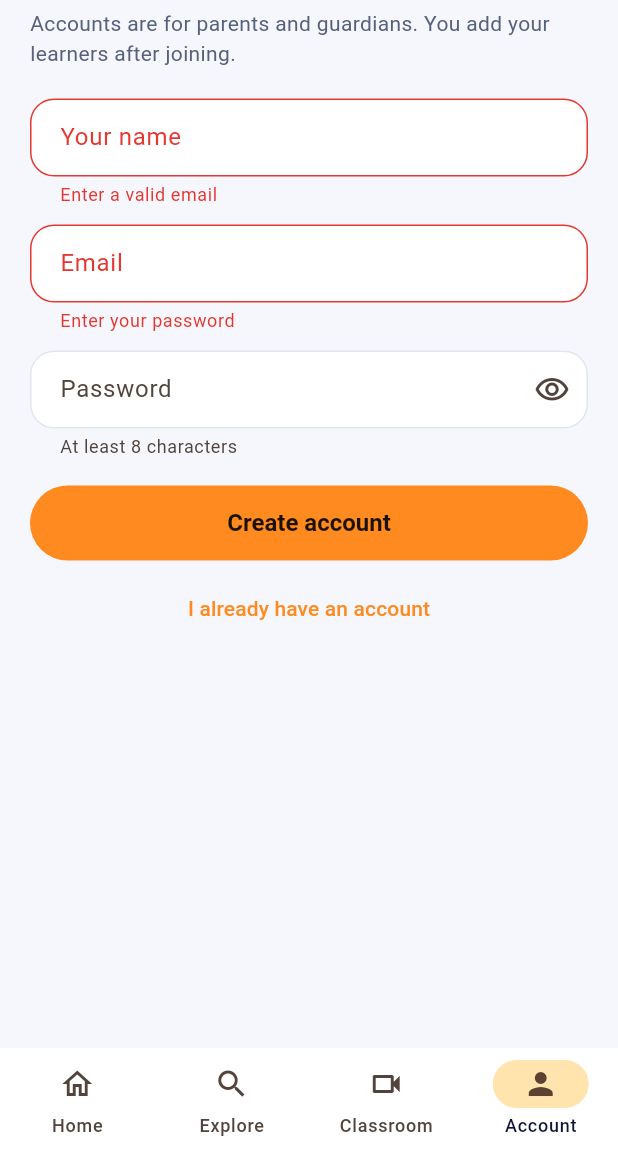
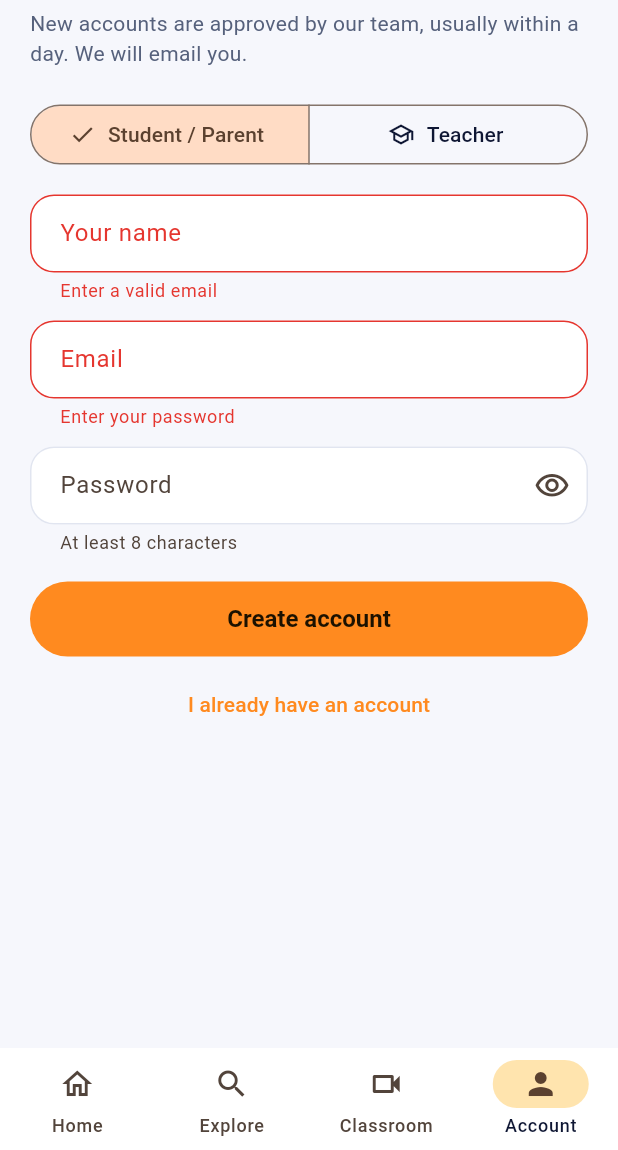
Before and after one commit to riachatrahat-sketch/afterbell-app, a Flutter app: the screen it shows after launch, item 4 of the bottom bar chosen, after a tap on "Log in", after a tap on "New here? Join for free", on a phone screen of 412 x 824 dp, the part 86-1236 px from its top. Run offline on Flutter 3.47's test engine with Material 3 defaults, Android fonts, the phone set to English and light mode, and no system bars; our stand-ins replace shared_preferences; network calls fail.

Commit message:
Add admin approval, teacher sign-up, notices and support chat
Co-Authored-By: Claude Sonnet 5.5 <noreply@anthropic.com>
Claude-Session: https://claude.ai/code/session_0148La3K8ka6z3CPaQsj9Pmd

```diff
--- a/afterbell_app/lib/main.dart
+++ b/afterbell_app/lib/main.dart
@@ -75,11 +75,11 @@ class Shell extends StatelessWidget {
       bottomNavigationBar: NavigationBar(
         selectedIndex: app.tab,
         onDestinationSelected: app.goTab,
-        destinations: const <NavigationDestination>[
-          NavigationDestination(icon: Icon(Icons.home_outlined), selectedIcon: Icon(Icons.home), label: 'Home'),
-          NavigationDestination(icon: Icon(Icons.search), label: 'Explore'),
-          NavigationDestination(icon: Icon(Icons.videocam_outlined), selectedIcon: Icon(Icons.videocam), label: 'Classroom'),
-          NavigationDestination(icon: Icon(Icons.person_outline), selectedIcon: Icon(Icons.person), label: 'Account'),
+        destinations: <NavigationDestination>[
+          const NavigationDestination(icon: Icon(Icons.home_outlined), selectedIcon: Icon(Icons.home), label: 'Home'),
+          const NavigationDestination(icon: Icon(Icons.search), label: 'Explore'),
+          const NavigationDestination(icon: Icon(Icons.videocam_outlined), selectedIcon: Icon(Icons.videocam), label: 'Classroom'),
+          NavigationDestination(icon: Badge(isLabelVisible: app.unreadNotices + app.unreadSupport > 0, child: const Icon(Icons.person_outline)), selectedIcon: const Icon(Icons.person), label: 'Account'),
         ],
       ),
     );
--- a/afterbell_app/lib/screens/account.dart
+++ b/afterbell_app/lib/screens/account.dart
@@ -4,6 +4,8 @@ import '../api.dart';
 import '../state.dart';
 import '../theme.dart';
 import '../widgets.dart';
+import 'notices.dart';
+import 'support.dart';
 import 'teaching.dart';
 
 class AccountScreen extends StatelessWidget {
@@ -28,14 +30,20 @@ class _AuthFormState extends State<AuthForm> {
   final TextEditingController name = TextEditingController();
   final TextEditingController email = TextEditingController();
   final TextEditingController password = TextEditingController();
+  final TextEditingController subject = TextEditingController();
+  final TextEditingController about = TextEditingController();
   bool joining = false, busy = false, hide = true;
+  String type = 'student';
   String? error;
+  String? notice;
 
   @override
   void dispose() {
     name.dispose();
     email.dispose();
     password.dispose();
+    subject.dispose();
+    about.dispose();
     super.dispose();
   }
 
@@ -48,7 +56,14 @@ class _AuthFormState extends State<AuthForm> {
     final AppState app = AppScope.read(context);
     try {
       if (joining) {
-        await app.signup(name.text, email.text, password.text);
+        final String? wait = await app.signup(name.text, email.text, password.text, type: type, subject: subject.text, about: about.text);
+        if (wait != null && mounted) {
+          setState(() {
+            notice = wait;
+            joining = false;
+            password.clear();
+          });
+        }
       } else {
         await app.login(email.text, password.text);
       }
@@ -63,10 +78,37 @@ class _AuthFormState extends State<AuthForm> {
     return ListView(
       padding: const EdgeInsets.fromLTRB(20, 28, 20, 32),
       children: <Widget>[
+        if (notice != null) ...<Widget>[
+          Panel(
+            color: const Color(0xFFE8F8F1),
+            child: Column(
+              crossAxisAlignment: CrossAxisAlignment.start,
+              children: <Widget>[
+                const Icon(Icons.hourglass_top, color: AB.teal),
+                const SizedBox(height: 8),
+                const Text('Waiting for approval', style: h2),
+                const SizedBox(height: 6),
+                Text(notice!, style: mutedText),
+              ],
+            ),
+          ),
+          const SizedBox(height: 18),
+        ],
         Text(joining ? 'Join Afterbell for free' : 'Welcome back', style: h1),
         const SizedBox(height: 6),
-        Text(joining ? 'Accounts are for parents and guardians. You add your learners after joining.' : 'Log in with the email and password of your Afterbell account.', style: mutedText),
+        Text(joining ? 'New accounts are approved by our team, usually within a day. We will email you.' : 'Log in with the email and password of your Afterbell account.', style: mutedText),
         const SizedBox(height: 20),
+        if (joining) ...<Widget>[
+          SegmentedButton<String>(
+            segments: const <ButtonSegment<String>>[
+              ButtonSegment<String>(value: 'student', label: Text('Student / Parent'), icon: Icon(Icons.family_restroom)),
+              ButtonSegment<String>(value: 'teacher', label: Text('Teacher'), icon: Icon(Icons.school_outlined)),
+            ],
+            selected: <String>{type},
+            onSelectionChanged: (Set<String> v) => setState(() => type = v.first),
+          ),
+          const SizedBox(height: 16),
+        ],
         Form(
           key: form,
           child: AutofillGroup(
@@ -91,6 +133,23 @@ class _AuthFormState extends State<AuthForm> {
                   validator: (String? v) => RegExp(r'^[^@\s]+@[^@\s]+\.[^@\s]+$').hasMatch((v ?? '').trim()) ? null : 'Enter a valid email',
                 ),
                 const SizedBox(height: 12),
+                if (joining && type == 'teacher') ...<Widget>[
+                  TextFormField(
+                    controller: subject,
+                    textCapitalization: TextCapitalization.sentences,
+                    decoration: const InputDecoration(labelText: 'What do you teach?', hintText: 'e.g. Math, Public speaking'),
+                    validator: (String? v) => (v ?? '').trim().isEmpty ? 'Tell us what you teach' : null,
+                  ),
+                  const SizedBox(height: 12),
+                  TextFormField(
+                    controller: about,
+                    maxLines: 3,
+                    maxLength: 600,
+                    textCapitalization: TextCapitalization.sentences,
+                    decoration: const InputDecoration(labelText: 'About you', hintText: 'Experience, ages you teach'),
+                  ),
+                  const SizedBox(height: 4),
+                ],
                 TextFormField(
                   controller: password,
                   obscureText: hide,
@@ -109,12 +168,13 @@ class _AuthFormState extends State<AuthForm> {
         ),
         if (error != null) ...<Widget>[const SizedBox(height: 12), Text(error!, style: const TextStyle(color: AB.red, fontWeight: FontWeight.w600))],
         const SizedBox(height: 18),
-        FilledButton(onPressed: busy ? null : submit, child: busy ? const SizedBox(width: 22, height: 22, child: CircularProgressIndicator(strokeWidth: 2.5)) : Text(joining ? 'Create account' : 'Log in')),
+        FilledButton(onPressed: busy ? null : submit, child: busy ? const SizedBox(width: 22, height: 22, child: CircularProgressIndicator(strokeWidth: 2.5)) : Text(joining ? (type == 'teacher' ? 'Send teacher request' : 'Create account') : 'Log in')),
         const SizedBox(height: 8),
         TextButton(
           onPressed: busy ? null : () => setState(() {
                 joining = !joining;
                 error = null;
+                notice = null;
               }),
           child: Text(joining ? 'I already have an account' : 'New here? Join for free'),
         ),
@@ -187,6 +247,8 @@ class _Account extends StatelessWidget {
         children: <Widget>[
           Text('Hi, ${str(u['name'], 'there')}', style: h1),
           Text(str(u['email']), style: mutedText),
+          const SizedBox(height: 8),
+          Align(alignment: Alignment.centerLeft, child: Pill(app.isTeacherAccount ? 'Teacher' : 'Student / Parent', color: const Color(0xFFFFE6A8))),
           const SizedBox(height: 20),
           Row(
             children: <Widget>[
@@ -231,6 +293,28 @@ class _Account extends StatelessWidget {
                   trailing: const Icon(Icons.chevron_right),
                   onTap: () => Navigator.of(context).push(MaterialPageRoute<void>(builder: (_) => const FavoritesScreen())),
                 ),
+                const Divider(height: 1, color: AB.line),
+                ListTile(
+                  leading: Badge(isLabelVisible: app.unreadNotices > 0, label: Text('${app.unreadNotices}'), child: const Icon(Icons.campaign_outlined)),
+                  title: const Text('Notices'),
+                  subtitle: const Text('Updates from Afterbell and your teachers'),
+                  trailing: const Icon(Icons.chevron_right),
+                  onTap: () async {
+                    await Navigator.of(context).push(MaterialPageRoute<void>(builder: (_) => const NoticesScreen()));
+                    app.refreshMe();
+                  },
+                ),
+                const Divider(height: 1, color: AB.line),
+                ListTile(
+                  leading: Badge(isLabelVisible: app.unreadSupport > 0, label: Text('${app.unreadSupport}'), child: const Icon(Icons.support_agent_outlined)),
+                  title: const Text('Help & support'),
+                  subtitle: const Text('Chat with the Afterbell team'),
+                  trailing: const Icon(Icons.chevron_right),
+                  onTap: () async {
+                    await Navigator.of(context).push(MaterialPageRoute<void>(builder: (_) => const SupportScreen()));
+                    app.refreshMe();
+                  },
+                ),
                 if (app.isTeacher) ...<Widget>[
                   const Divider(height: 1, color: AB.line),
                   ListTile(
--- a/afterbell_app/lib/state.dart
+++ b/afterbell_app/lib/state.dart
@@ -18,6 +18,9 @@ class AppState extends ChangeNotifier {
 
   bool get signedIn => user != null;
   bool get isTeacher => yes(user?['is_teacher']);
+  bool get isTeacherAccount => str(user?['type']) == 'teacher';
+  int get unreadNotices => num0(user?['unread_notices']);
+  int get unreadSupport => num0(user?['unread_support']);
   List<int> get favorites => (user?['favorites'] is List) ? (user!['favorites'] as List<dynamic>).map(num0).toList() : <int>[];
   bool isFav(int id) => favorites.contains(id);
 
@@ -55,8 +58,19 @@ class AppState extends ChangeNotifier {
     await _remember(await api.post('/auth/login', <String, dynamic>{'email': email.trim(), 'password': password}));
   }
 
-  Future<void> signup(String name, String email, String password) async {
-    await _remember(await api.post('/auth/signup', <String, dynamic>{'name': name.trim(), 'email': email.trim(), 'password': password}));
+  /// Returns a message when the account must wait for admin approval (no sign-in yet), or null when signed in.
+  Future<String?> signup(String name, String email, String password, {String type = 'student', String subject = '', String about = ''}) async {
+    final Map<String, dynamic> res = await api.post('/auth/signup', <String, dynamic>{
+      'name': name.trim(),
+      'email': email.trim(),
+      'password': password,
+      'type': type,
+      if (subject.trim().isNotEmpty) 'subject': subject.trim(),
+      if (about.trim().isNotEmpty) 'about': about.trim(),
+    });
+    if (yes(res['pending'])) return str(res['message'], 'Your request was sent. We will email you once it is approved.');
+    await _remember(res);
+    return null;
   }
 
   Future<void> logout() async {
```
Also changed, not shown: afterbell_app/lib/screens/notices.dart (added, +116 -0 lines), afterbell_app/lib/screens/support.dart (added, +156 -0 lines), 5 other files.
